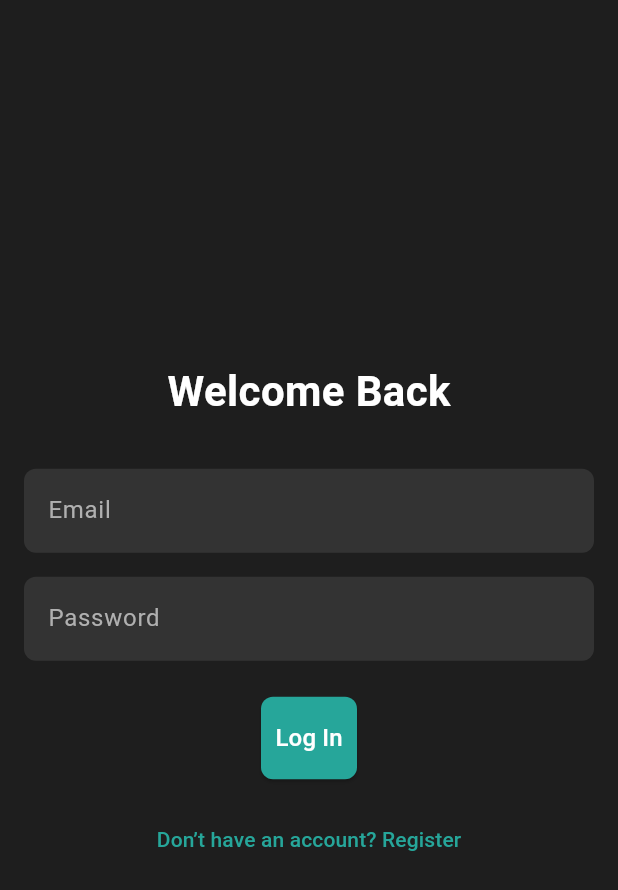
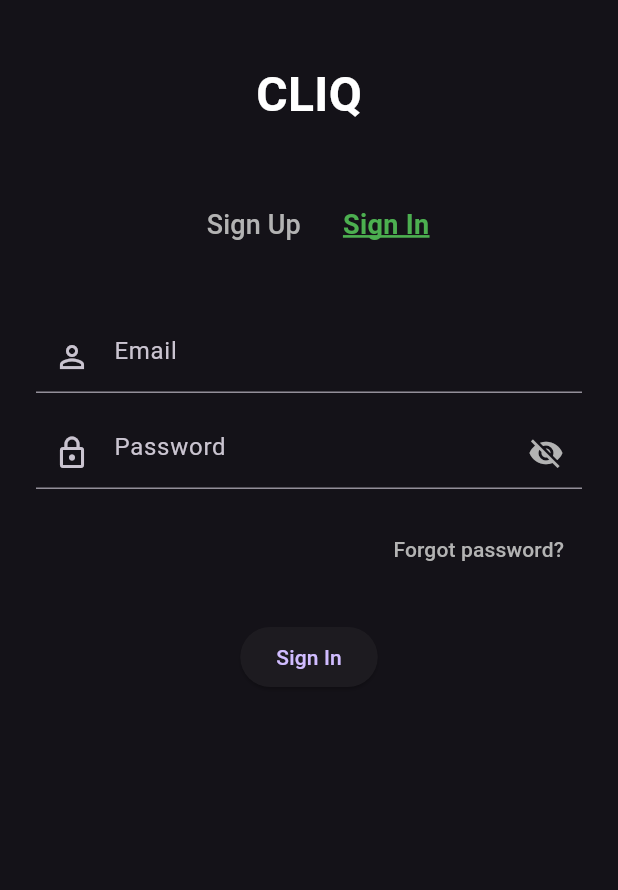
Before and after one commit to C-Ronny/cliq, a Flutter app: the screen it shows after launch, on a phone screen of 412 x 824 dp. Shown: the top 890 px of the screen. Run offline on Flutter 3.47's test engine with Material 3 defaults, Android fonts, the phone set to English and light mode, and no system bars; our stand-ins replace flutter_dotenv, go_router, google_fonts, supabase_flutter; accounts and stored records are empty.

Commit message:
updated app theme and login ui

```diff
--- a/lib/main.dart
+++ b/lib/main.dart
@@ -2,6 +2,7 @@ import 'package:flutter/material.dart';
 import 'package:flutter_dotenv/flutter_dotenv.dart';
 import 'package:supabase_flutter/supabase_flutter.dart';
 import 'package:cliq/presentation/navigation/routes.dart';
+import 'package:cliq/core/app_theme.dart';
 
 void main() async {
   WidgetsFlutterBinding.ensureInitialized();
--- a/lib/presentation/screens/login_screen.dart
+++ b/lib/presentation/screens/login_screen.dart
@@ -12,6 +12,7 @@ class LoginScreen extends StatefulWidget {
 class _LoginScreenState extends State<LoginScreen> {
   final _emailController = TextEditingController();
   final _passwordController = TextEditingController();
+  bool _isPasswordVisible = false;
 
   @override
   void dispose() {
@@ -39,7 +40,7 @@ class _LoginScreenState extends State<LoginScreen> {
       );
 
       if (mounted) {
-      context.go('/home'); // Navigate to Home Screen on success
+        context.go('/home');
       }
     } catch (e) {
       if (mounted) {
@@ -50,84 +51,103 @@ class _LoginScreenState extends State<LoginScreen> {
     }
   }
 
-
   @override
   Widget build(BuildContext context) {
     return Scaffold(
-      backgroundColor: const Color(0xFF1E1E1E), // Deep gray from your design
       body: SafeArea(
-        child: Padding(
-          padding: const EdgeInsets.all(16.0),
+        child: SingleChildScrollView(
+          padding: const EdgeInsets.symmetric(horizontal: 24.0, vertical: 40.0),
           child: Column(
+            crossAxisAlignment: CrossAxisAlignment.center,
+            children: [
+              const Text(
+                'CLIQ',
+                style: TextStyle(
+                  fontSize: 32,
+                  fontWeight: FontWeight.bold,
+                  color: Color(0xFFFFFFFF),
+                ),
+              ),
+              const SizedBox(height: 40),
+              Row(
                 mainAxisAlignment: MainAxisAlignment.center,
                 children: [
-              const Text(
-                'Welcome Back',
+                  TextButton(
+                    onPressed: () {
+                      context.go('/register');
+                    },
+                    child: const Text(
+                      'Sign Up',
                       style: TextStyle(
-                  fontSize: 28,
-                  fontWeight: FontWeight.bold,
-                  color: Colors.white,
+                        fontSize: 18,
+                        color: Color(0xFFB3B3B3),
                       ),
                     ),
-              const SizedBox(height: 32),
+                  ),
+                  const SizedBox(width: 16),
+                  const Text(
+                    'Sign In',
+                    style: TextStyle(
+                      fontSize: 18,
+                      fontWeight: FontWeight.bold,
+                      color: Color(0xFF4CAF50),
+                      decoration: TextDecoration.underline,
+                      decorationColor: Color(0xFF4CAF50),
+                      decorationThickness: 2,
+                    ),
+                  ),
+                ],
+              ),
+              const SizedBox(height: 40),
               TextField(
                 controller: _emailController,
-                decoration: InputDecoration(
-                  filled: true,
-                  fillColor: const Color(0xFF333333), // Card color
+                decoration: const InputDecoration(
                   hintText: 'Email',
-                  hintStyle: const TextStyle(color: Color(0xFFB0B0B0)),
-                  border: OutlineInputBorder(
-                    borderRadius: BorderRadius.circular(8),
-                    borderSide: BorderSide.none,
+                  prefixIcon: Icon(Icons.person_outline),
                 ),
-                ),
-                style: const TextStyle(color: Colors.white),
+                style: const TextStyle(color: Color(0xFFFFFFFF)),
                 keyboardType: TextInputType.emailAddress,
               ),
               const SizedBox(height: 16),
               TextField(
                 controller: _passwordController,
                 decoration: InputDecoration(
-                  filled: true,
-                  fillColor: const Color(0xFF333333),
                   hintText: 'Password',
-                  hintStyle: const TextStyle(color: Color(0xFFB0B0B0)),
-                  border: OutlineInputBorder(
-                    borderRadius: BorderRadius.circular(8),
-                    borderSide: BorderSide.none,
+                  prefixIcon: const Icon(Icons.lock_outline),
+                  suffixIcon: IconButton(
+                    icon: Icon(
+                      _isPasswordVisible
+                          ? Icons.visibility
+                          : Icons.visibility_off,
+                      color: const Color(0xFFB3B3B3),
+                    ),
+                    onPressed: () {
+                      setState(() {
+                        _isPasswordVisible = !_isPasswordVisible;
+                      });
+                    },
                   ),
                 ),
-                style: const TextStyle(color: Colors.white),
-                obscureText: true,
+                style: const TextStyle(color: Color(0xFFFFFFFF)),
+                obscureText: !_isPasswordVisible,
+              ),
+              const SizedBox(height: 16),
+              Align(
+                alignment: Alignment.centerRight,
+                child: TextButton(
+                  onPressed: () {
+                    // Add "Forgot Password" logic later
+                  },
+                  child: const Text(
+                    'Forgot password?',
+                    style: TextStyle(color: Color(0xFFB3B3B3)),
+                  ),
+                ),
               ),
               const SizedBox(height: 24),
               ElevatedButton(
-                onPressed:  () {
-                  _login();
-                // Call the login function when the button is pressed
-                },
-                style: ElevatedButton.styleFrom(
-                  backgroundColor: const Color(0xFF26A69A), // Teal accent
-                  padding: const EdgeInsets.symmetric(vertical: 16),
-                  shape: RoundedRectangleBorder(
-                    borderRadius: BorderRadius.circular(8),
-                  ),
-                ),
-                child: const Text(
-                  'Log In',
-                  style: TextStyle(fontSize: 16, color: Colors.white),
-                ),
-              ),
-              const SizedBox(height: 16),
-              TextButton(
-                onPressed: () {
-                  // Navigate to Register Screen (we’ll build this later)
-                },
-                child: const Text(
-                  'Don’t have an account? Register',
-                  style: TextStyle(color: Color(0xFF26A69A)),
-                ),
+                onPressed: _login,
+                child: const Text('Sign In'),
               ),
             ],
           ),
```
Also changed, not shown: lib/core/app_theme.dart (+47 -0 lines). Lines whose indentation alone changed are shown as unchanged.
